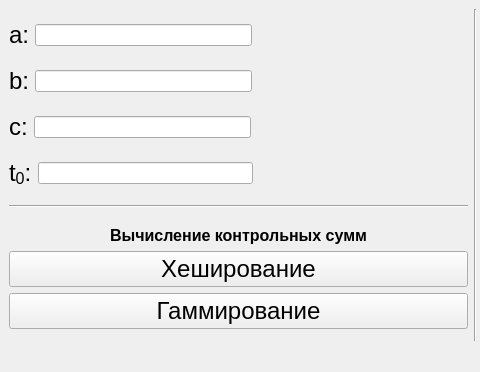
Before: the Qt Designer form hashing_techniques/forms/mainwindow.ui in eoan-ermine/digital_signature_hashing, drawn with Qt 5; both pictures show x 0 to 480 and y 0 to 372 of the 800 by 372 pixel window.
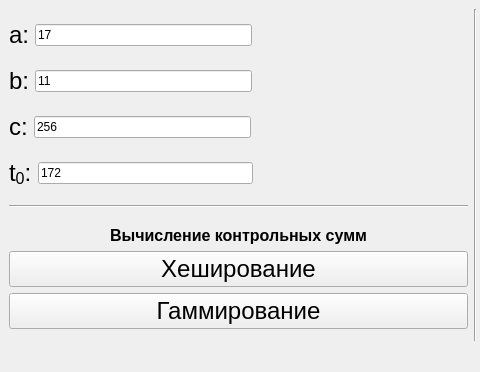
After: the same form once the commit is applied.

Commit message: Add default values to all inputs

Patch:
```diff
--- a/hashing_techniques/forms/mainwindow.ui
+++ b/hashing_techniques/forms/mainwindow.ui
@@ -34,7 +34,11 @@
            </widget>
           </item>
           <item>
-           <widget class="QLineEdit" name="aEdit"/>
+           <widget class="QLineEdit" name="aEdit">
+            <property name="text">
+             <string>17</string>
+            </property>
+           </widget>
           </item>
           <item>
            <spacer name="horizontalSpacer">
@@ -66,7 +70,11 @@
            </widget>
           </item>
           <item>
-           <widget class="QLineEdit" name="bEdit"/>
+           <widget class="QLineEdit" name="bEdit">
+            <property name="text">
+             <string>11</string>
+            </property>
+           </widget>
           </item>
           <item>
            <spacer name="horizontalSpacer_2">
@@ -98,7 +106,11 @@
            </widget>
           </item>
           <item>
-           <widget class="QLineEdit" name="cEdit"/>
+           <widget class="QLineEdit" name="cEdit">
+            <property name="text">
+             <string>256</string>
+            </property>
+           </widget>
           </item>
           <item>
            <spacer name="horizontalSpacer_3">
@@ -128,7 +140,11 @@
            </widget>
           </item>
           <item>
-           <widget class="QLineEdit" name="tEdit"/>
+           <widget class="QLineEdit" name="tEdit">
+            <property name="text">
+             <string>172</string>
+            </property>
+           </widget>
           </item>
           <item>
            <spacer name="horizontalSpacer_4">
```
